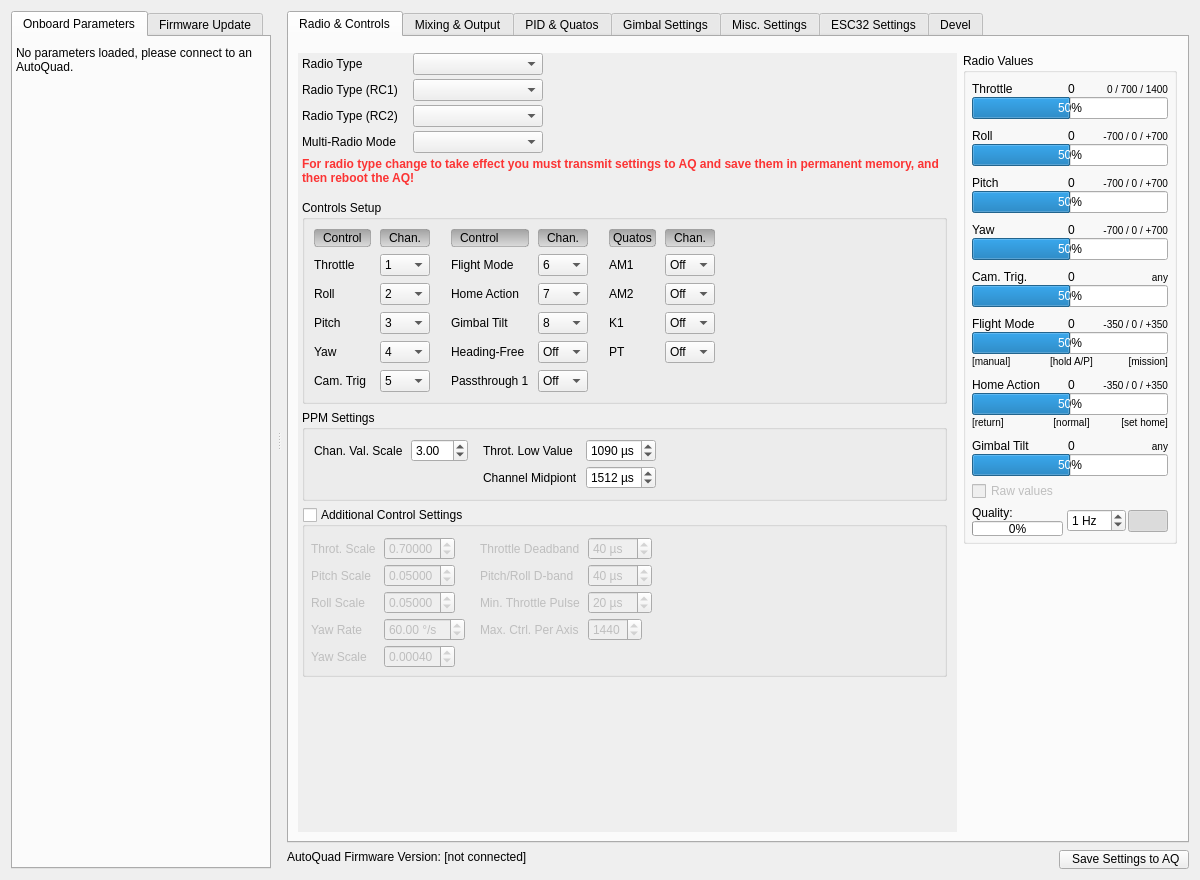
Above: src/ui/qgcautoquad.ui from mpaperno/qgroundcontrol_aq before the change. Below: the same form after it.
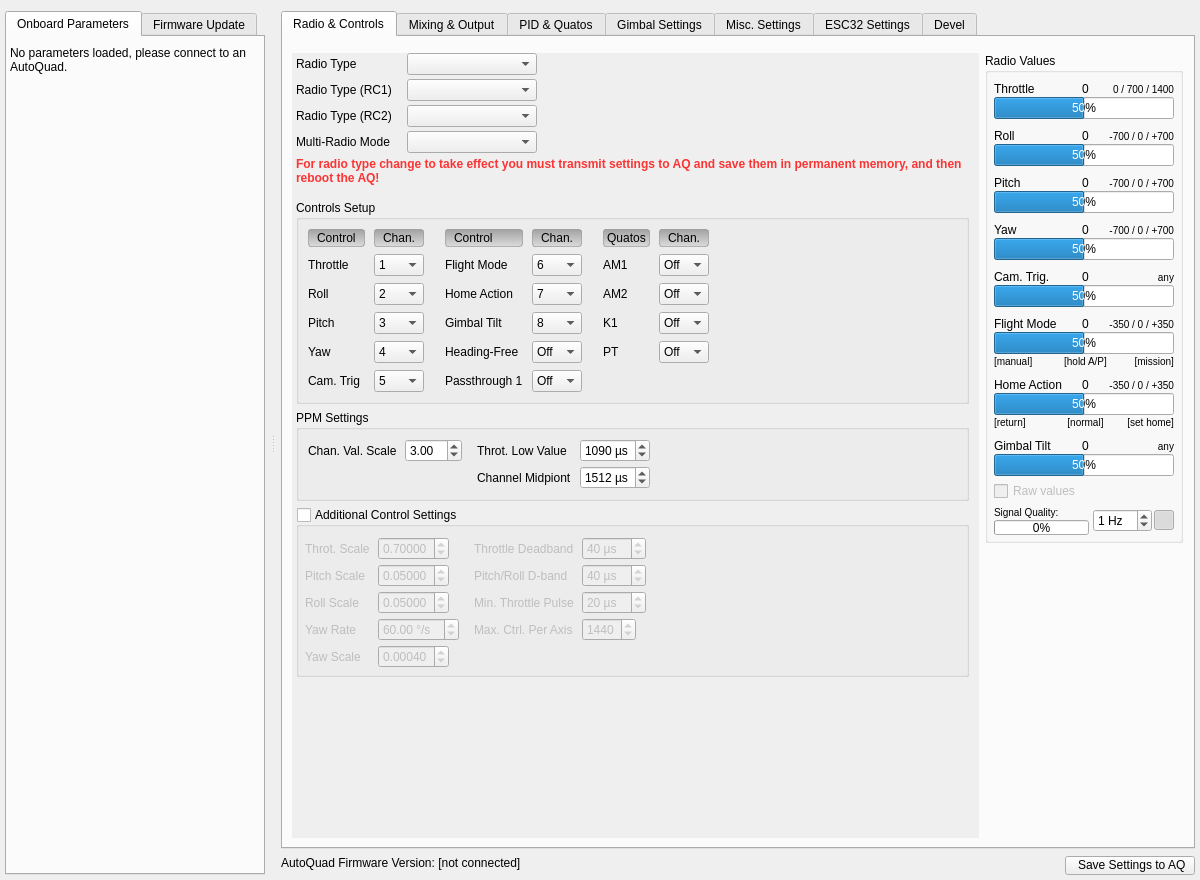
That is the form after the change. Icons and pictures are not drawn.

Commit message: AQ widget radio channels refresh now actually starts/stops the MAVLink stream; Will try to remember last state of channels stream and restore it (some firmware updates will make this better); Fix radio values display in aq widget; Move a bunch of includes out of the qgcautoquad header file.

```diff
--- a/src/ui/qgcautoquad.ui
+++ b/src/ui/qgcautoquad.ui
@@ -20,6 +20,15 @@
    <string>Form</string>
   </property>
   <layout class="QGridLayout" name="gridLayout_14">
+   <property name="leftMargin">
+    <number>5</number>
+   </property>
+   <property name="rightMargin">
+    <number>5</number>
+   </property>
+   <property name="bottomMargin">
+    <number>5</number>
+   </property>
    <item row="0" column="0">
     <widget class="QSplitter" name="splitter">
      <property name="sizePolicy">
@@ -1178,8 +1187,11 @@
                     <verstretch>0</verstretch>
                    </sizepolicy>
                   </property>
+                  <property name="styleSheet">
+                   <string notr="true">font-size: 10px;</string>
+                  </property>
                   <property name="text">
-                   <string>Quality:</string>
+                   <string>Signal Quality:</string>
                   </property>
                  </widget>
                 </item>
@@ -1238,7 +1250,7 @@
                  </widget>
                 </item>
                 <item>
-                 <widget class="QPushButton" name="pushButton_toggleRadioGraph">
+                 <widget class="QToolButton" name="toolButton_toggleRadioGraph">
                   <property name="sizePolicy">
                    <sizepolicy hsizetype="Fixed" vsizetype="Fixed">
                     <horstretch>0</horstretch>
@@ -1263,7 +1275,7 @@
                   </property>
                   <property name="iconSize">
                    <size>
-                    <width>10</width>
+                    <width>12</width>
                     <height>13</height>
                    </size>
                   </property>
@@ -1305,8 +1317,8 @@
                <rect>
                 <x>0</x>
                 <y>0</y>
-                <width>677</width>
-                <height>781</height>
+                <width>685</width>
+                <height>785</height>
                </rect>
               </property>
               <property name="sizePolicy">
```
Left out of the diff: 4 changed lines with no effect on the pictures. The commit also changes 2 other files.
